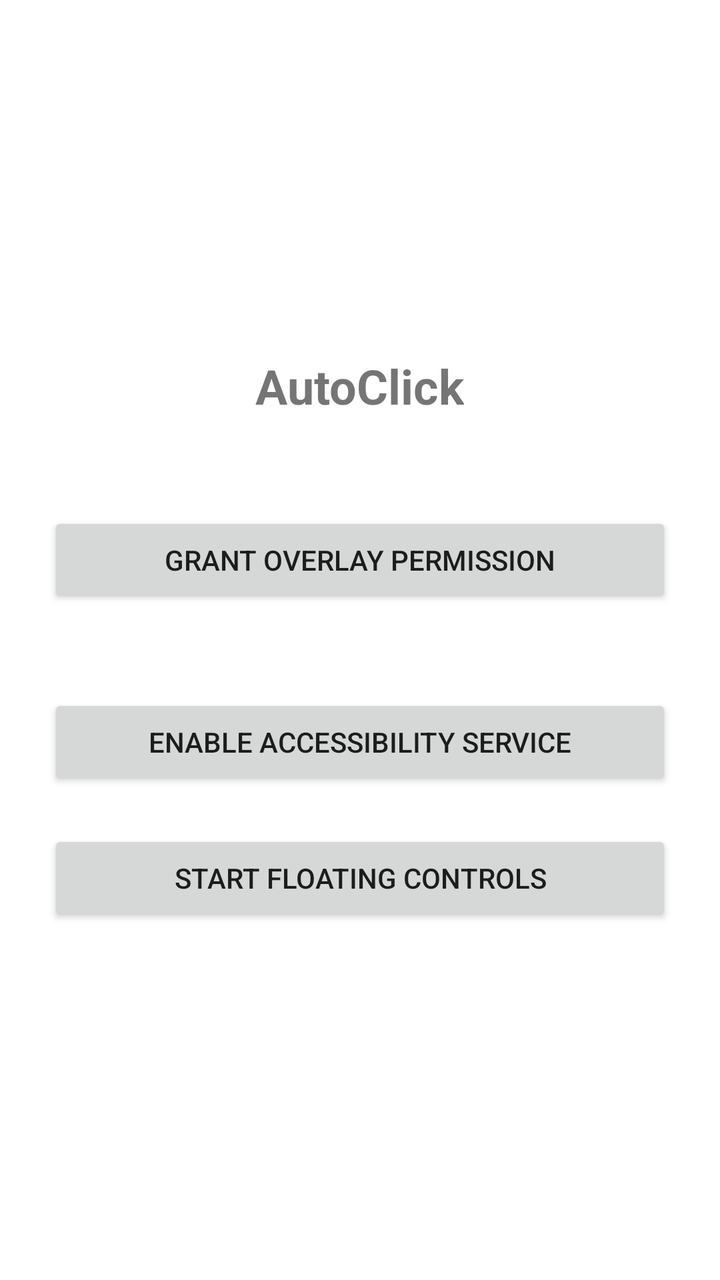
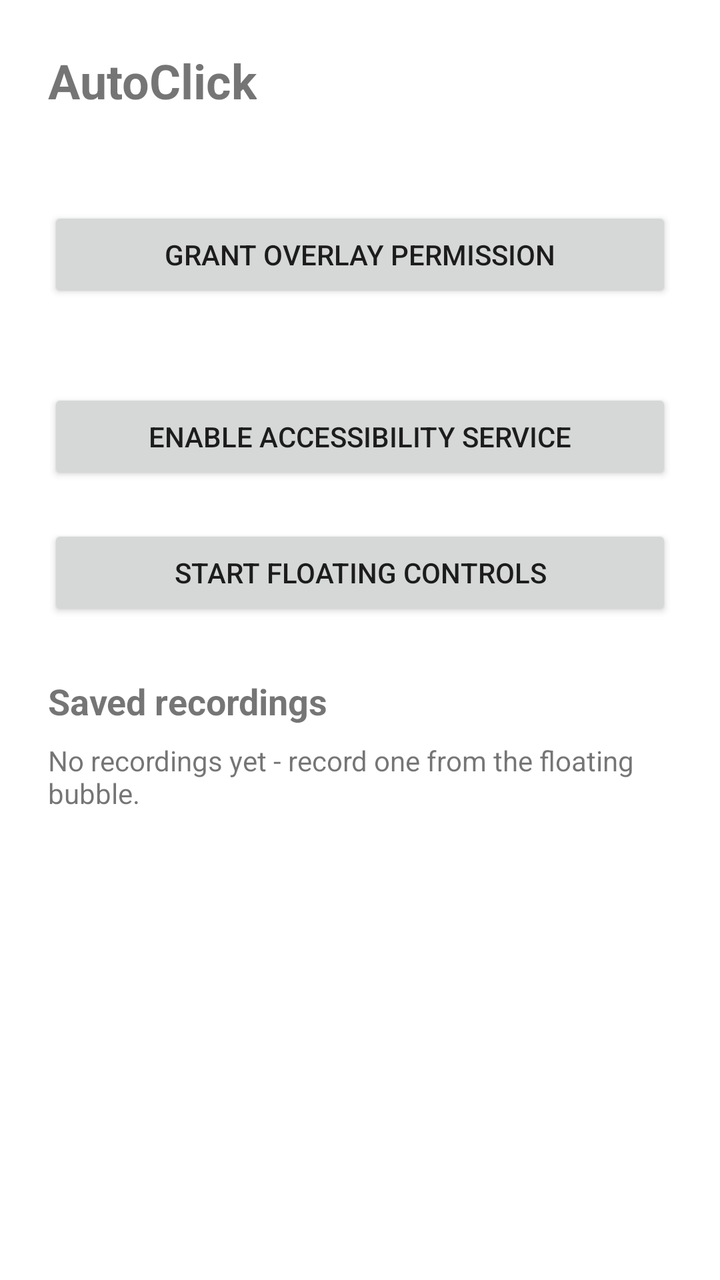

The first picture is an Android layout as it rendered before a commit; the second is the same layout after the commit. The layout source and the unified diff follow.
<!-- AndroidManifest.xml: application theme Theme.AutoClick -->
<!-- res/layout/activity_main.xml -->
<?xml version="1.0" encoding="utf-8"?>
<LinearLayout xmlns:android="http://schemas.android.com/apk/res/android"
    android:layout_width="match_parent"
    android:layout_height="match_parent"
    android:orientation="vertical"
    android:padding="24dp"
    android:gravity="center">

    <TextView
        android:layout_width="wrap_content"
        android:layout_height="wrap_content"
        android:text="@string/app_name"
        android:textSize="24sp"
        android:textStyle="bold"
        android:layout_marginBottom="24dp" />

    <TextView
        android:id="@+id/txtOverlayStatus"
        android:layout_width="match_parent"
        android:layout_height="wrap_content"
        android:text=""
        android:layout_marginBottom="4dp" />

    <Button
        android:id="@+id/btnGrantOverlay"
        android:layout_width="match_parent"
        android:layout_height="wrap_content"
        android:text="@string/grant_overlay"
        android:layout_marginBottom="20dp" />

    <TextView
        android:id="@+id/txtAccessibilityStatus"
        android:layout_width="match_parent"
        android:layout_height="wrap_content"
        android:text=""
        android:layout_marginBottom="4dp" />

    <Button
        android:id="@+id/btnEnableAccessibility"
        android:layout_width="match_parent"
        android:layout_height="wrap_content"
        android:text="@string/enable_accessibility"
        android:layout_marginBottom="20dp" />

    <Button
        android:id="@+id/btnToggleService"
        android:layout_width="match_parent"
        android:layout_height="wrap_content"
        android:text="@string/start_controls" />

</LinearLayout>
<!-- resources referenced by this layout -->
<resources>
  <string name="app_name">AutoClick</string>
  <string name="enable_accessibility">Enable accessibility service</string>
  <string name="grant_overlay">Grant overlay permission</string>
  <string name="start_controls">Start floating controls</string>
  <style name="Theme.AutoClick" parent="Theme.MaterialComponents.DayNight.NoActionBar" />
</resources>

<!-- the commit's change to res/layout/activity_main.xml (unified diff, before → after) -->
@@ -1,51 +1,77 @@
 <?xml version="1.0" encoding="utf-8"?>
-<LinearLayout xmlns:android="http://schemas.android.com/apk/res/android"
+<ScrollView xmlns:android="http://schemas.android.com/apk/res/android"
     android:layout_width="match_parent"
-    android:layout_height="match_parent"
-    android:orientation="vertical"
-    android:padding="24dp"
-    android:gravity="center">
+    android:layout_height="match_parent">
 
-    <TextView
-        android:layout_width="wrap_content"
-        android:layout_height="wrap_content"
-        android:text="@string/app_name"
-        android:textSize="24sp"
-        android:textStyle="bold"
-        android:layout_marginBottom="24dp" />
-
-    <TextView
-        android:id="@+id/txtOverlayStatus"
+    <LinearLayout
         android:layout_width="match_parent"
         android:layout_height="wrap_content"
-        android:text=""
-        android:layout_marginBottom="4dp" />
+        android:orientation="vertical"
+        android:padding="24dp">
 
-    <Button
-        android:id="@+id/btnGrantOverlay"
-        android:layout_width="match_parent"
-        android:layout_height="wrap_content"
-        android:text="@string/grant_overlay"
-        android:layout_marginBottom="20dp" />
+        <TextView
+            android:layout_width="wrap_content"
+            android:layout_height="wrap_content"
+            android:text="@string/app_name"
+            android:textSize="24sp"
+            android:textStyle="bold"
+            android:layout_marginBottom="24dp" />
 
-    <TextView
-        android:id="@+id/txtAccessibilityStatus"
-        android:layout_width="match_parent"
-        android:layout_height="wrap_content"
-        android:text=""
-        android:layout_marginBottom="4dp" />
+        <TextView
+            android:id="@+id/txtOverlayStatus"
+            android:layout_width="match_parent"
+            android:layout_height="wrap_content"
+            android:text=""
+            android:layout_marginBottom="4dp" />
 
-    <Button
-        android:id="@+id/btnEnableAccessibility"
-        android:layout_width="match_parent"
-        android:layout_height="wrap_content"
-        android:text="@string/enable_accessibility"
-        android:layout_marginBottom="20dp" />
+        <Button
+            android:id="@+id/btnGrantOverlay"
+            android:layout_width="match_parent"
+            android:layout_height="wrap_content"
+            android:text="@string/grant_overlay"
+            android:layout_marginBottom="20dp" />
 
-    <Button
-        android:id="@+id/btnToggleService"
-        android:layout_width="match_parent"
-        android:layout_height="wrap_content"
-        android:text="@string/start_controls" />
+        <TextView
+            android:id="@+id/txtAccessibilityStatus"
+            android:layout_width="match_parent"
+            android:layout_height="wrap_content"
+            android:text=""
+            android:layout_marginBottom="4dp" />
 
-</LinearLayout>
+        <Button
+            android:id="@+id/btnEnableAccessibility"
+            android:layout_width="match_parent"
+            android:layout_height="wrap_content"
+            android:text="@string/enable_accessibility"
+            android:layout_marginBottom="20dp" />
+
+        <Button
+            android:id="@+id/btnToggleService"
+            android:layout_width="match_parent"
+            android:layout_height="wrap_content"
+            android:text="@string/start_controls"
+            android:layout_marginBottom="28dp" />
+
+        <TextView
+            android:layout_width="wrap_content"
+            android:layout_height="wrap_content"
+            android:text="@string/recordings_title"
+            android:textSize="18sp"
+            android:textStyle="bold"
+            android:layout_marginBottom="8dp" />
+
+        <TextView
+            android:id="@+id/txtNoRecordings"
+            android:layout_width="match_parent"
+            android:layout_height="wrap_content"
+            android:text="@string/no_recordings"
+            android:layout_marginBottom="8dp" />
+
+        <LinearLayout
+            android:id="@+id/recordingsContainer"
+            android:layout_width="match_parent"
+            android:layout_height="wrap_content"
+            android:orientation="vertical" />
+
+    </LinearLayout>
+</ScrollView>
<!-- resource entries referenced after the edit -->
@@ -3,6 +3,8 @@
   <string name="app_name">AutoClick</string>
   <string name="enable_accessibility">Enable accessibility service</string>
   <string name="grant_overlay">Grant overlay permission</string>
+  <string name="no_recordings">No recordings yet - record one from the floating bubble.</string>
+  <string name="recordings_title">Saved recordings</string>
   <string name="start_controls">Start floating controls</string>
   <style name="Theme.AutoClick" parent="Theme.MaterialComponents.DayNight.NoActionBar" />
 </resources>
